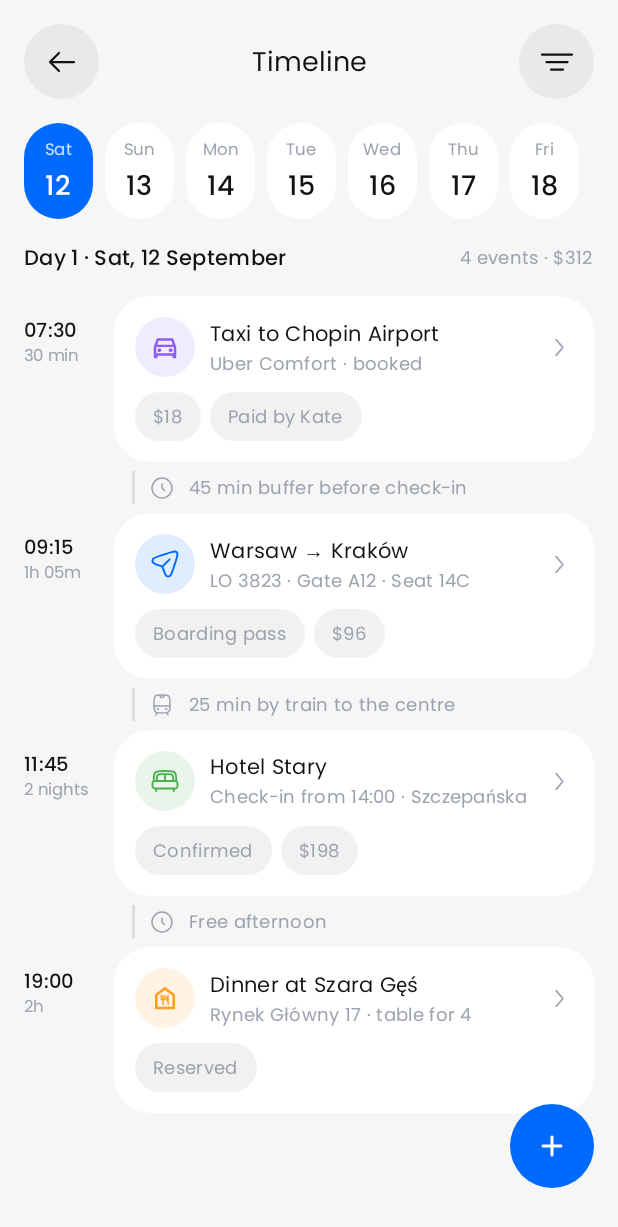
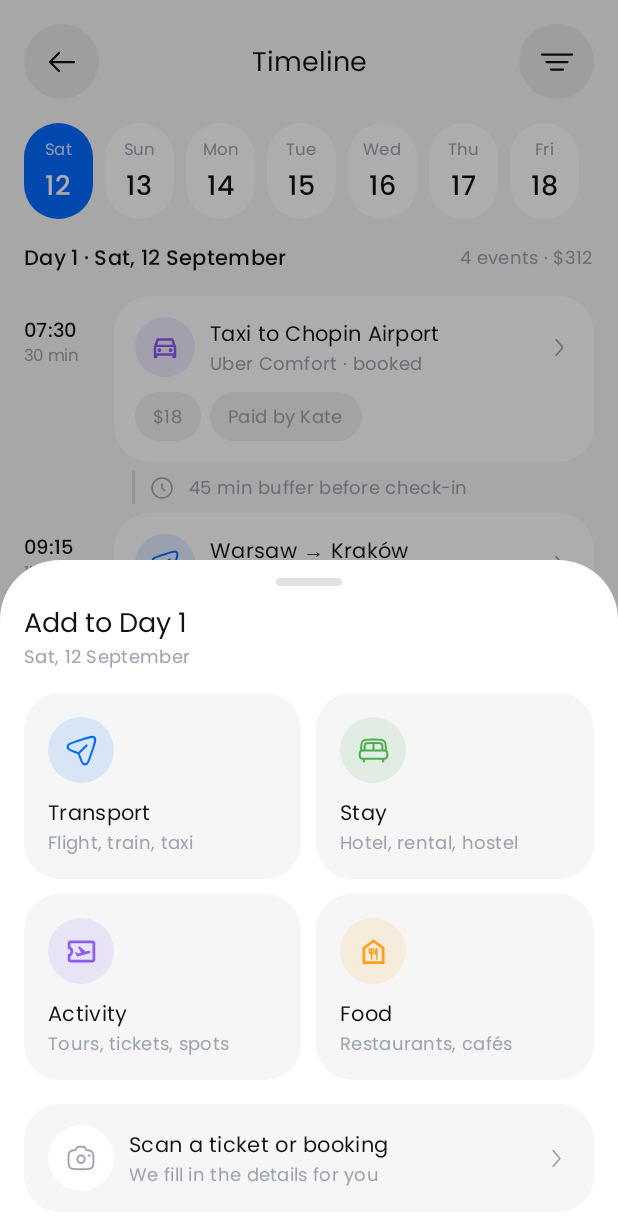
Before and after one commit to traveo-dev/traveo-app, an Android app built with Jetpack Compose: the composable TripTimelineScreen shown on its own in the app's theme, after a tap on "Add event", on a phone screen of 412 x 824 dp. Shown: the top 1227 px of the screen. Run offline under Robolectric (Android 15) with nearby library versions, the phone set to English and light mode, and no system bars.

Commit message:
feat: enhance AddEventBottomSheet.kt

```diff
--- /dev/null
+++ b/app/src/main/java/com/traveo/app/feature/trips/presentation/AddEventBottomSheet.kt
@@ -0,0 +1,253 @@
+package com.traveo.app.feature.trips.presentation
+
+import androidx.annotation.DrawableRes
+import androidx.compose.foundation.background
+import androidx.compose.foundation.clickable
+import androidx.compose.foundation.layout.Arrangement
+import androidx.compose.foundation.layout.Box
+import androidx.compose.foundation.layout.Column
+import androidx.compose.foundation.layout.Row
+import androidx.compose.foundation.layout.Spacer
+import androidx.compose.foundation.layout.fillMaxWidth
+import androidx.compose.foundation.layout.height
+import androidx.compose.foundation.layout.navigationBarsPadding
+import androidx.compose.foundation.layout.padding
+import androidx.compose.foundation.layout.size
+import androidx.compose.foundation.layout.width
+import androidx.compose.foundation.shape.CircleShape
+import androidx.compose.foundation.shape.RoundedCornerShape
+import androidx.compose.material3.ExperimentalMaterial3Api
+import androidx.compose.material3.Icon
+import androidx.compose.material3.MaterialTheme
+import androidx.compose.material3.ModalBottomSheet
+import androidx.compose.material3.Text
+import androidx.compose.material3.rememberModalBottomSheetState
+import androidx.compose.runtime.Composable
+import androidx.compose.ui.Alignment
+import androidx.compose.ui.Modifier
+import androidx.compose.ui.draw.clip
+import androidx.compose.ui.graphics.Color
+import androidx.compose.ui.res.painterResource
+import androidx.compose.ui.text.font.FontWeight
+import androidx.compose.ui.tooling.preview.Preview
+import androidx.compose.ui.unit.dp
+import androidx.compose.ui.unit.sp
+import com.traveo.app.R
+import com.traveo.app.core.designsystem.theme.SuccessGreen
+import com.traveo.app.core.designsystem.theme.TraveoTheme
+
+// Accents for Activity / Food. The theme has no token for these yet.
+private val ActivityPurple = Color(0xFF8B5CF6)
+private val FoodOrange = Color(0xFFFF9F1C)
+
+private data class AddEventOption(
+    @DrawableRes val iconRes: Int,
+    val accent: Color,
+    val title: String,
+    val subtitle: String,
+    val onClick: () -> Unit
+)
+
+@OptIn(ExperimentalMaterial3Api::class)
+@Composable
+fun AddEventBottomSheet(
+    onDismiss: () -> Unit = {},
+    onSelectTransport: () -> Unit = {},
+    onSelectStay: () -> Unit = {},
+    onSelectActivity: () -> Unit = {},
+    onSelectFood: () -> Unit = {},
+    onScanTicket: () -> Unit = {}
+) {
+    val sheetState = rememberModalBottomSheetState(skipPartiallyExpanded = true)
+
+    val options = listOf(
+        AddEventOption(
+            iconRes = R.drawable.ic_plane,
+            accent = MaterialTheme.colorScheme.primary,
+            title = "Transport",
+            subtitle = "Flight, train, taxi",
+            onClick = onSelectTransport
+        ),
+        AddEventOption(
+            iconRes = R.drawable.ic_bed,
+            accent = SuccessGreen,
+            title = "Stay",
+            subtitle = "Hotel, rental, hostel",
+            onClick = onSelectStay
+        ),
+        AddEventOption(
+            iconRes = R.drawable.ic_ticket,
+            accent = ActivityPurple,
+            title = "Activity",
+            subtitle = "Tours, tickets, spots",
+            onClick = onSelectActivity
+        ),
+        AddEventOption(
+            iconRes = R.drawable.ic_food,
+            accent = FoodOrange,
+            title = "Food",
+            subtitle = "Restaurants, cafés",
+            onClick = onSelectFood
+        )
+    )
+
+    ModalBottomSheet(
+        onDismissRequest = onDismiss,
+        sheetState = sheetState,
+        containerColor = MaterialTheme.colorScheme.surface,
+        shape = RoundedCornerShape(topStart = 40.dp, topEnd = 40.dp),
+        dragHandle = {
+            Box(
+                modifier = Modifier
+                    .padding(top = 12.dp)
+                    .width(44.dp)
+                    .height(5.dp)
+                    .clip(RoundedCornerShape(50))
+                    .background(MaterialTheme.colorScheme.onBackground.copy(alpha = 0.12f))
+            )
+        }
+    ) {
+        Column(
+            modifier = Modifier
+                .fillMaxWidth()
+                .navigationBarsPadding()
+                .padding(start = 16.dp, end = 16.dp, top = 12.dp, bottom = 16.dp),
+            verticalArrangement = Arrangement.spacedBy(16.dp)
+        ) {
+            // Header
+            Column {
+                Text(
+                    text = "Add to Day 1",
+                    style = MaterialTheme.typography.titleLarge.copy(
+                        fontSize = 18.sp,
+                        fontWeight = FontWeight.W400
+                    ),
+                    color = MaterialTheme.colorScheme.onBackground
+                )
+                Spacer(modifier = Modifier.height(2.dp))
+                Text(
+                    text = "Sat, 12 September",
+                    style = MaterialTheme.typography.bodyMedium.copy(fontSize = 12.sp),
+                    color = MaterialTheme.colorScheme.outline
+                )
+            }
+
+            // 2×2 options
+            Column(verticalArrangement = Arrangement.spacedBy(10.dp)) {
+                options.chunked(2).forEach { rowItems ->
+                    Row(
+                        modifier = Modifier.fillMaxWidth(),
+                        horizontalArrangement = Arrangement.spacedBy(10.dp)
+                    ) {
+                        rowItems.forEach { option ->
+                            EventOptionCard(option = option, modifier = Modifier.weight(1f))
+                        }
+                    }
+                }
+            }
+
+            // Scan a ticket
+            Row(
+                modifier = Modifier
+                    .fillMaxWidth()
+                    .clip(RoundedCornerShape(24.dp))
+                    .background(MaterialTheme.colorScheme.surfaceVariant)
+                    .clickable(onClick = onScanTicket)
+                    .padding(horizontal = 16.dp, vertical = 14.dp),
+                verticalAlignment = Alignment.CenterVertically
+            ) {
+                Box(
+                    modifier = Modifier
+                        .size(44.dp)
+                        .clip(CircleShape)
+                        .background(MaterialTheme.colorScheme.surface),
+                    contentAlignment = Alignment.Center
+                ) {
+                    Icon(
+                        painter = painterResource(id = R.drawable.ic_camera),
+                        contentDescription = null,
+                        tint = MaterialTheme.colorScheme.outline,
+                        modifier = Modifier.size(20.dp)
+                    )
+                }
+
+                Spacer(modifier = Modifier.width(10.dp))
+
+                Column(modifier = Modifier.weight(1f)) {
+                    Text(
+                        text = "Scan a ticket or booking",
+                        style = MaterialTheme.typography.bodyMedium,
+                        color = MaterialTheme.colorScheme.onBackground
+                    )
+                    Spacer(modifier = Modifier.height(2.dp))
+                    Text(
+                        text = "We fill in the details for you",
+                        style = MaterialTheme.typography.bodyMedium.copy(fontSize = 12.sp),
+                        color = MaterialTheme.colorScheme.outline
+                    )
+                }
+
+                Spacer(modifier = Modifier.width(10.dp))
+
+                Icon(
+                    painter = painterResource(id = R.drawable.ic_chevron_right),
+                    contentDescription = "Open",
+                    tint = MaterialTheme.colorScheme.outline,
+                    modifier = Modifier.size(18.dp)
+                )
+            }
+        }
+    }
+}
+
+@Composable
+private fun EventOptionCard(
+    option: AddEventOption,
+    modifier: Modifier = Modifier
+) {
+    Column(
+        modifier = modifier
+            .clip(RoundedCornerShape(24.dp))
+            .background(MaterialTheme.colorScheme.surfaceVariant)
+            .clickable(onClick = option.onClick)
+            .padding(16.dp),
+        verticalArrangement = Arrangement.spacedBy(10.dp)
+    ) {
+        Box(
+            modifier = Modifier
+                .size(44.dp)
+                .clip(CircleShape)
+                .background(option.accent.copy(alpha = 0.12f)),
+            contentAlignment = Alignment.Center
+        ) {
+            Icon(
+                painter = painterResource(id = option.iconRes),
+                contentDescription = null,
+                tint = option.accent,
+                modifier = Modifier.size(22.dp)
+            )
+        }
+
+        Column(verticalArrangement = Arrangement.spacedBy(2.dp)) {
+            Text(
+                text = option.title,
+                style = MaterialTheme.typography.bodyMedium,
+                color = MaterialTheme.colorScheme.onBackground
+            )
+            Text(
+                text = option.subtitle,
+                style = MaterialTheme.typography.bodyMedium.copy(fontSize = 12.sp),
+                color = MaterialTheme.colorScheme.outline,
+                maxLines = 1
+            )
+        }
+    }
+}
+
+@Preview(showBackground = true, showSystemUi = true)
+@Composable
+fun AddEventBottomSheetPreview() {
+    TraveoTheme {
+        AddEventBottomSheet()
+    }
+}
--- a/app/src/main/java/com/traveo/app/feature/trips/presentation/TripTimelineScreen.kt
+++ b/app/src/main/java/com/traveo/app/feature/trips/presentation/TripTimelineScreen.kt
@@ -29,6 +29,7 @@ import androidx.compose.material3.Text
 import androidx.compose.runtime.Composable
 import androidx.compose.runtime.getValue
 import androidx.compose.runtime.mutableIntStateOf
+import androidx.compose.runtime.mutableStateOf
 import androidx.compose.runtime.remember
 import androidx.compose.runtime.setValue
 import androidx.compose.ui.Alignment
@@ -81,6 +82,7 @@ fun TripTimelineScreen(
     onEventClick: () -> Unit = {}
 ) {
     var selectedDayIndex by remember { mutableIntStateOf(0) }
+    var showAddEventSheet by remember { mutableStateOf(false) }
 
     val primary = MaterialTheme.colorScheme.primary
     val events = listOf(
@@ -234,7 +236,7 @@ fun TripTimelineScreen(
                 .size(56.dp)
                 .clip(CircleShape)
                 .background(primary)
-                .clickable(onClick = onAddEventClick),
+                .clickable { showAddEventSheet = true },
             contentAlignment = Alignment.Center
         ) {
             Icon(
@@ -242,6 +244,33 @@ fun TripTimelineScreen(
                 contentDescription = "Add event",
                 tint = Color.White,
                 modifier = Modifier.size(24.dp)
+            )
+        }
+
+        // Add Event Bottom Sheet Modal
+        if (showAddEventSheet) {
+            AddEventBottomSheet(
+                onDismiss = { showAddEventSheet = false },
+                onSelectTransport = {
+                    showAddEventSheet = false
+                    onAddEventClick()
+                },
+                onSelectStay = {
+                    showAddEventSheet = false
+                    onAddEventClick()
+                },
+                onSelectActivity = {
+                    showAddEventSheet = false
+                    onAddEventClick()
+                },
+                onSelectFood = {
+                    showAddEventSheet = false
+                    onAddEventClick()
+                },
+                onScanTicket = {
+                    showAddEventSheet = false
+                    onAddEventClick()
+                }
             )
         }
     }
```
